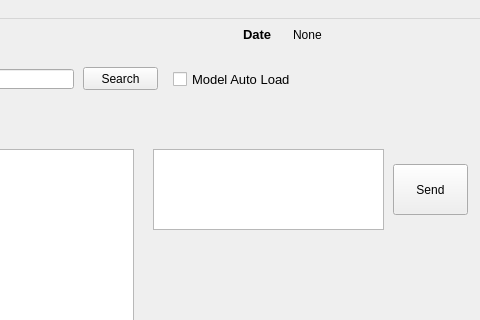
The window that chatbot_ui.ui (leeys507/Public_AI_Project) describes before a commit, drawn with Qt 5; both pictures show x 357 to 837 and y 0 to 320 of the 837 by 843 pixel window.
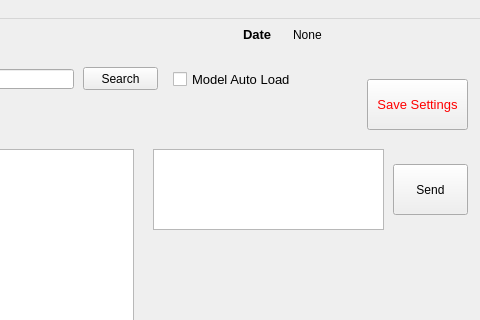
The same window after the commit.

The edit to the form file:
```diff
--- a/chatbot_ui.ui
+++ b/chatbot_ui.ui
@@ -256,6 +256,27 @@
      <string>None</string>
     </property>
    </widget>
+   <widget class="QPushButton" name="saveSettingsButton">
+    <property name="geometry">
+     <rect>
+      <x>724</x>
+      <y>60</y>
+      <width>101</width>
+      <height>51</height>
+     </rect>
+    </property>
+    <property name="font">
+     <font>
+      <pointsize>10</pointsize>
+     </font>
+    </property>
+    <property name="styleSheet">
+     <string notr="true">color:red</string>
+    </property>
+    <property name="text">
+     <string>Save Settings</string>
+    </property>
+   </widget>
   </widget>
   <widget class="QMenuBar" name="menubar">
    <property name="geometry">
```
Left out of the diff: 11 changed lines with no effect on the pictures.
